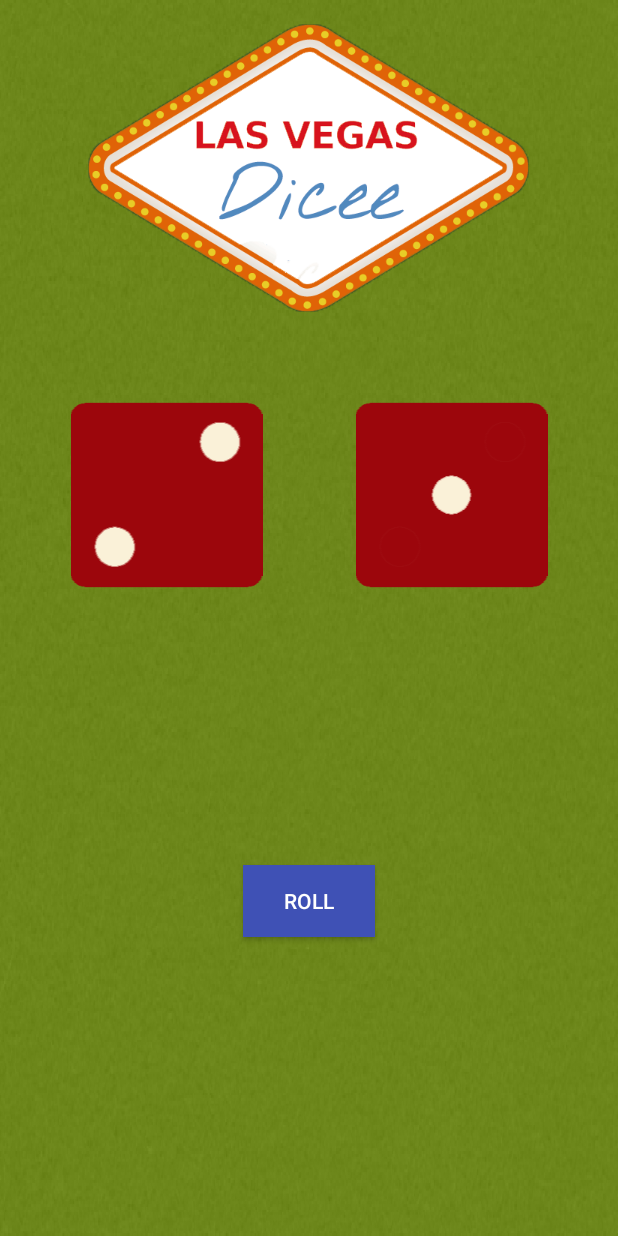
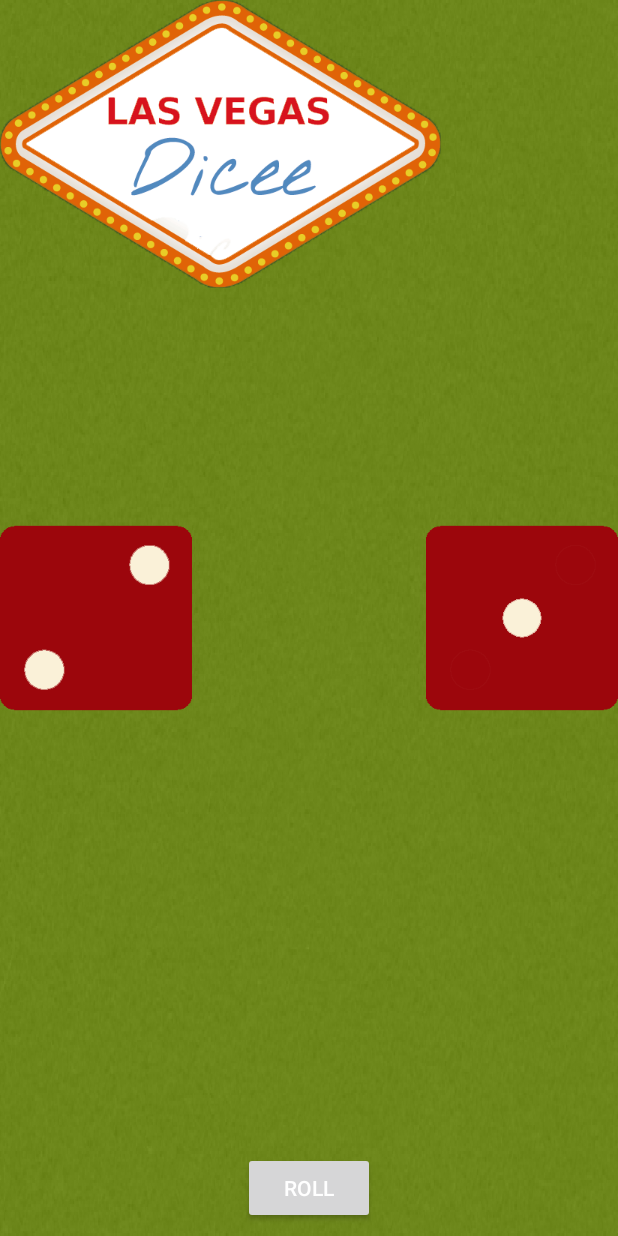
Before and after one commit to EvanGertis/Android, an Android app: the screen it shows after launch (MainActivity), on a phone screen of 412 x 824 dp. Run offline under Robolectric (Android 15) with nearby library versions, the phone set to English and light mode, and no system bars.

Commit message:
added constrained layout to dicee

```diff
--- a/Section_4_LAS_VEGAS_DICE/app/src/main/java/com/example/evangertis/dicee/MainActivity.java
+++ b/Section_4_LAS_VEGAS_DICE/app/src/main/java/com/example/evangertis/dicee/MainActivity.java
@@ -18,7 +18,7 @@ public class MainActivity extends AppCompatActivity {
         setContentView(R.layout.activity_main);
 
         Button rollButton;
-        rollButton = (Button) findViewById(R.id.rollbutton);
+        rollButton = (Button) findViewById(R.id.rollButton);
 
         final ImageView leftDice = (ImageView) findViewById(R.id.image_leftDice);
         final ImageView rightDice = (ImageView) findViewById(R.id.image_rightDice);
--- a/Section_4_LAS_VEGAS_DICE/app/src/main/res/layout/activity_main.xml
+++ b/Section_4_LAS_VEGAS_DICE/app/src/main/res/layout/activity_main.xml
@@ -1,61 +1,71 @@
 <?xml version="1.0" encoding="utf-8"?>
-<LinearLayout xmlns:app="http://schemas.android.com/apk/res-auto"
+<android.support.constraint.ConstraintLayout xmlns:android="http://schemas.android.com/apk/res/android"
+    xmlns:app="http://schemas.android.com/apk/res-auto"
+    xmlns:tools="http://schemas.android.com/tools"
     android:id="@+id/activity_main"
-    xmlns:android="http://schemas.android.com/apk/res/android"
-    xmlns:tools="http://schemas.android.com/tools"
+
     android:layout_width="match_parent"
     android:layout_height="match_parent"
-    android:paddingLeft="16dp"
-    android:paddingRight="16dp"
-    android:paddingTop="16dp"
-    android:paddingBottom="16dp"
-    android:orientation="vertical"
+
     android:background="@drawable/newbackground"
     tools:context=".MainActivity">
 
-    <RelativeLayout
-        android:layout_width="match_parent"
-        android:layout_height="250dp">
 
     <ImageView
-            android:id="@+id/dicee_logo"
+        android:id="@+id/image_logo"
         android:layout_width="wrap_content"
+
         android:layout_height="wrap_content"
-            android:layout_centerHorizontal="true"
+
         app:srcCompat="@drawable/dicee_logo" />
-    </RelativeLayout>
 
-    <LinearLayout
-        android:layout_width="match_parent"
-        android:layout_height="wrap_content"
-        android:orientation="horizontal">
 
     <ImageView
         android:id="@+id/image_leftDice"
+
         android:layout_width="wrap_content"
         android:layout_height="wrap_content"
-            android:layout_weight="1"
+
+
+        app:layout_constraintBottom_toBottomOf="parent"
+        app:layout_constraintStart_toStartOf="parent"
+        app:layout_constraintTop_toTopOf="parent"
+        app:layout_constraintRight_toLeftOf="@id/image_rightDice"
         app:srcCompat="@drawable/dice2" />
 
     <ImageView
         android:id="@+id/image_rightDice"
+
         android:layout_width="wrap_content"
         android:layout_height="wrap_content"
-            android:layout_weight="1"
+
+
+        app:layout_constraintBottom_toBottomOf="parent"
+        app:layout_constraintEnd_toEndOf="parent"
+        app:layout_constraintTop_toTopOf="parent"
+        app:layout_constraintLeft_toRightOf="@id/image_leftDice"
         app:srcCompat="@drawable/dice1" />
-    </LinearLayout>
 
-    <RelativeLayout
-        android:layout_width="match_parent"
-        android:layout_height="match_parent">
 
     <Button
-            android:id="@+id/rollbutton"
+        android:id="@+id/rollButton"
+
         android:layout_width="wrap_content"
         android:layout_height="wrap_content"
-            android:layout_centerInParent="true"
-            android:background="?attr/colorPrimary"
+        style="@style/Widget.AppCompat.Button.Colored"
+
+
+        android:layout_marginBottom="8dp"
+        android:layout_marginEnd="8dp"
+        android:layout_marginLeft="8dp"
+        android:layout_marginRight="8dp"
+        android:layout_marginStart="8dp"
         android:text="@string/button_text"
-            android:textColor="@color/white" />
-    </RelativeLayout>
-</LinearLayout>
+        android:contentDescription="@string/description_button"
+        android:textColor="@android:color/background_light"
+        app:layout_constraintBottom_toBottomOf="parent"
+        app:layout_constraintEnd_toEndOf="parent"
+        app:layout_constraintStart_toStartOf="parent" />
+
+
+</android.support.constraint.ConstraintLayout>
--- a/Section_4_LAS_VEGAS_DICE/app/src/main/res/values/colors.xml
+++ b/Section_4_LAS_VEGAS_DICE/app/src/main/res/values/colors.xml
@@ -1,8 +1,11 @@
 <?xml version="1.0" encoding="utf-8"?>
 <resources>
-    <color name="colorPrimary">#3F51B5</color>
-    <color name="colorPrimaryDark">#303F9F</color>
-    <color name="colorAccent">#75f40b</color>
-    <color name="blue">#4F94CD</color>
-    <color name="white">#FFFFFF</color>
+    <color name="primary">#3F51B5</color>
+    <color name="primary_dark">#303F9F</color>
+    <color name="primary_light">#C5CAE9</color>
+    <color name="accent">#9E9E9E</color>
+    <color name="primary_text">#212121</color>
+    <color name="secondary_text">#757575</color>
+    <color name="icons">#FFFFFF</color>
+    <color name="divider">#BDBDBD</color>
 </resources>
--- a/Section_4_LAS_VEGAS_DICE/app/src/main/res/values/strings.xml
+++ b/Section_4_LAS_VEGAS_DICE/app/src/main/res/values/strings.xml
@@ -1,4 +1,5 @@
 <resources>
     <string name="app_name">Dicee</string>
     <string name="button_text">Roll</string>
+    <string name="description_button">Rolls the Dice</string>
 </resources>
```
Lines whose indentation alone changed are shown as unchanged.
